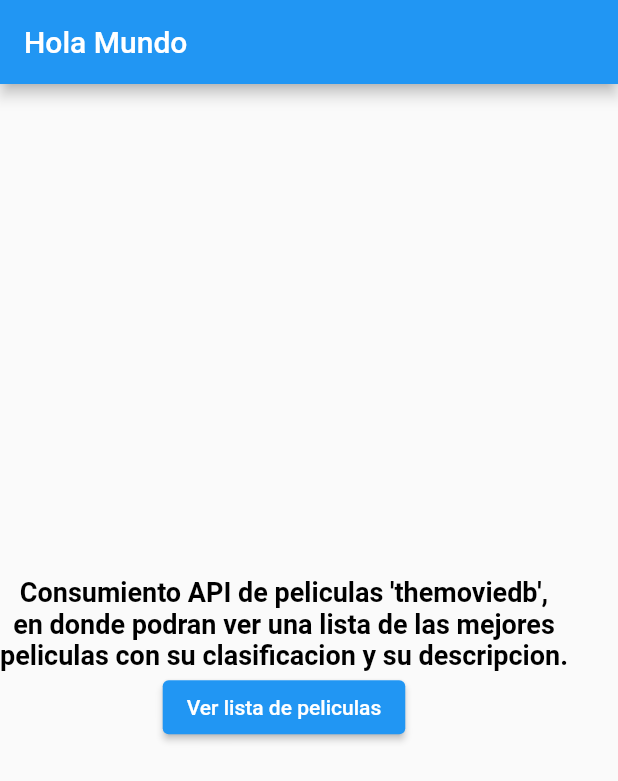
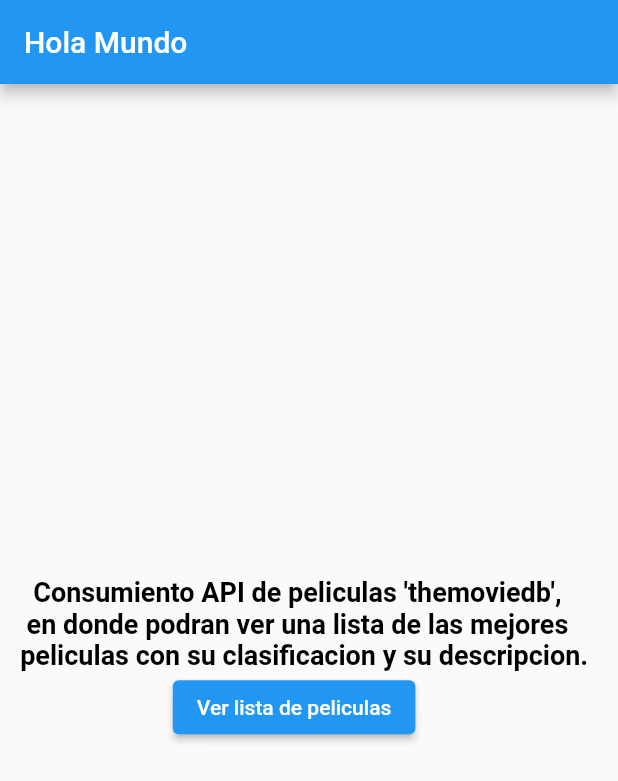
Before and after one commit to SebastianVeloza/PracticaFlutter, a Flutter app: the screen it shows after launch, on a phone screen of 412 x 824 dp. Shown: the top 781 px of the screen. Run offline on Flutter 3.47's test engine with Material 2 defaults, Android fonts, the phone set to English and light mode, and no system bars; our stand-ins replace shimmer.

```diff
--- a/lib/main.dart
+++ b/lib/main.dart
@@ -27,9 +27,10 @@ class PrimeraPag extends StatelessWidget {
       ),
       body: Column(
         mainAxisAlignment: MainAxisAlignment.center,
+        crossAxisAlignment: CrossAxisAlignment.center,
         children: [
           Container(
-            child: Text("Consumiento API de peliculas 'themoviedb',",
+            child: Text(" Consumiento API de peliculas 'themoviedb',",
                 style: TextStyle(
                   fontSize: 18,
                   color: Colors.black,
@@ -37,7 +38,7 @@ class PrimeraPag extends StatelessWidget {
                 )),
           ),
           Container(
-            child: Text(" en donde podran ver una lista de las mejores ",
+            child: Text("  en donde podran ver una lista de las mejores ",
                 style: TextStyle(
                   fontSize: 18,
                   color: Colors.black,
@@ -45,7 +46,7 @@ class PrimeraPag extends StatelessWidget {
                 )),
           ),
           Container(
-            child: Text("peliculas con su clasificacion y su descripcion.",
+            child: Text("   peliculas con su clasificacion y su descripcion.",
                 style: TextStyle(
                   fontSize: 18,
                   color: Colors.black,
```
